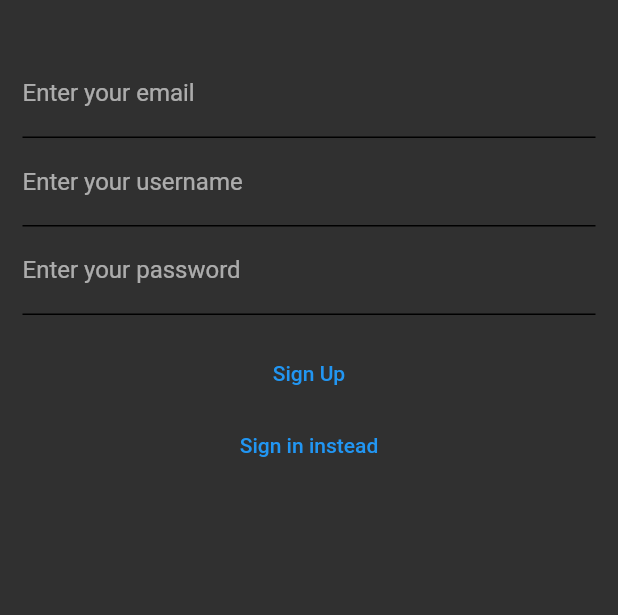
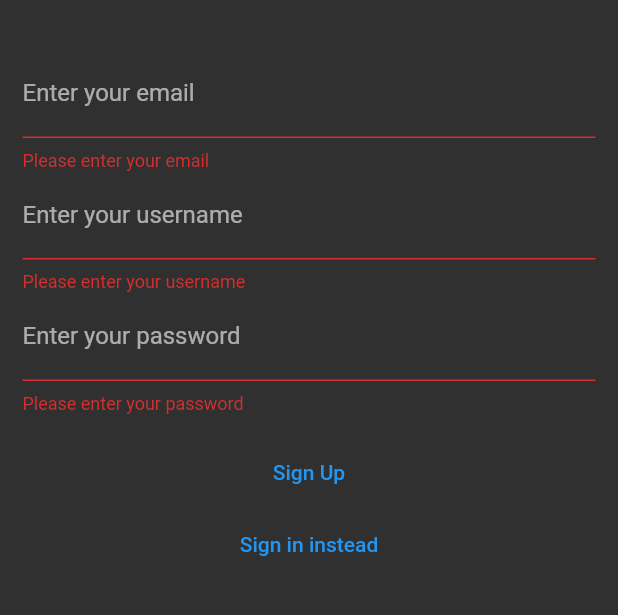
Before and after one commit to Bondidos/social_media_app, a Flutter app: the screen it shows after launch, after a tap on "Sign Up", on a phone screen of 412 x 824 dp, the part 129-744 px from its top. Run offline on Flutter 3.47's test engine with Material 2 defaults, Android fonts, the phone set to English and light mode, and no system bars; our stand-ins replace bloc, cloud_firestore, equatable, firebase_auth, firebase_core, flutter_bloc; accounts and stored records are empty.

Commit message:
signIn & singUp

```diff
--- a/lib/bloc/auth_cubit.dart
+++ b/lib/bloc/auth_cubit.dart
@@ -20,8 +20,10 @@ class AuthCubit extends Cubit<AuthState> {
       await auth.signInWithEmailAndPassword(email: email, password: password);
       emit(const AuthSingedIn());
     } on FirebaseAuthException catch (e) {
-      if (e.code == 'invalid-action-code') {
-        emit(const AuthFailure(errorMessage: 'The code is invalid.'));
+      if (e.code == 'user-not-found') {
+        emit(const AuthFailure(errorMessage: 'No user found for that email.'));
+      } else if (e.code == 'wrong-password') {
+        emit(const AuthFailure(errorMessage: 'Wrong password provided for that user.'));
       }
     } catch (error) {
       emit(const AuthFailure(errorMessage: "An error has occurred"));
@@ -46,17 +48,16 @@ class AuthCubit extends Cubit<AuthState> {
         "userName" : username,
         "email" : email,
       });
-
-
       emit(const AuthSingedUp());
     } on FirebaseAuthException catch (e) {
       if (e.code == 'weak-password') {
-        print('The password provided is too weak.');
+        emit(const AuthFailure(errorMessage: 'The password provided is too weak.'));
       } else if (e.code == 'email-already-in-use') {
-        print('The account already exists for that email.');
+        emit(const AuthFailure(errorMessage: 'The account already exists for that email.'));
       }
     } catch (e) {
-      print(e);
+      emit(const AuthFailure(errorMessage: "An error has occurred"));
+
     }
   }
 }
--- a/lib/main.dart
+++ b/lib/main.dart
@@ -1,5 +1,8 @@
 import 'package:firebase_core/firebase_core.dart';
 import 'package:flutter/material.dart';
+import 'package:flutter_bloc/flutter_bloc.dart';
+import 'package:social_media_app/bloc/auth_cubit.dart';
+import 'package:social_media_app/pages/post_screen.dart';
 import 'package:social_media_app/pages/sign_in_screen.dart';
 
 import 'pages/sign_up_screen.dart';
@@ -16,13 +19,17 @@ class MyApp extends StatelessWidget {
   // This widget is the root of your application.
   @override
   Widget build(BuildContext context) {
-    return MaterialApp(
-      routes: {
-        SignInScreen.id : (ctx) => SignInScreen(),
-        SignUpScreen.id : (ctx) => SignUpScreen()
-      },
-      theme: ThemeData.dark(),
-      initialRoute: SignUpScreen.id,
+    return BlocProvider<AuthCubit>(
+      create: (ctx) =>  AuthCubit(),
+      child: MaterialApp(
+        routes: {
+          SignInScreen.id : (ctx) => const SignInScreen(),
+          SignUpScreen.id : (ctx) => const SignUpScreen(),
+          PostScreen.id : (ctx) => const PostScreen(),
+        },
+        theme: ThemeData.dark(),
+        initialRoute: SignUpScreen.id,
+      ),
     );
   }
 }
--- a/lib/pages/post_screen.dart
+++ b/lib/pages/post_screen.dart
@@ -2,6 +2,7 @@ import 'package:flutter/material.dart';
 
 class PostScreen extends StatefulWidget {
   const PostScreen({Key? key}) : super(key: key);
+  static const String id = "posts_screen";
 
   @override
   State<PostScreen> createState() => _PostScreenState();
--- a/lib/pages/sign_up_screen.dart
+++ b/lib/pages/sign_up_screen.dart
@@ -1,5 +1,9 @@
 import 'package:flutter/material.dart';
+import 'package:flutter_bloc/flutter_bloc.dart';
+import 'package:social_media_app/pages/post_screen.dart';
 import 'package:social_media_app/pages/sign_in_screen.dart';
+
+import '../bloc/auth_cubit.dart';
 
 class SignUpScreen extends StatefulWidget {
   const SignUpScreen({Key? key}) : super(key: key);
@@ -20,6 +24,18 @@ class _SignUpScreenState extends State<SignUpScreen> {
   late final FocusNode _passwordFocusNode;
   late final FocusNode _userNameFocusNode;
 
+  void _submit(BuildContext context) {
+    FocusScope.of(context).unfocus();
+    if (!_formKey.currentState!.validate()) {
+      //invalid
+      return;
+    }
+    _formKey.currentState!.save();
+    context
+        .read<AuthCubit>()
+        .signUp(email: _email, password: _password, username: _userName);
+  }
+
   @override
   void initState() {
     _passwordFocusNode = FocusNode();
@@ -37,7 +53,24 @@ class _SignUpScreenState extends State<SignUpScreen> {
   @override
   Widget build(BuildContext context) {
     return Scaffold(
-      body: SafeArea(
+      body: BlocConsumer<AuthCubit, AuthState>(
+          listener: (prevState, currentState) {
+        if (currentState is AuthSingedUp) {
+          Navigator.of(context).pushReplacementNamed(PostScreen.id);
+        }
+        if (currentState is AuthFailure) {
+          ScaffoldMessenger.of(context).showSnackBar(SnackBar(
+            content: Text(currentState.errorMessage),
+            duration: const Duration(seconds: 2),
+          ));
+        }
+      }, builder: (context, state) {
+        if (state is AuthLoading) {
+          return const Center(
+            child: CircularProgressIndicator(),
+          );
+        }
+        return SafeArea(
           child: Form(
             key: _formKey,
             child: Padding(
@@ -66,14 +99,14 @@ class _SignUpScreenState extends State<SignUpScreen> {
                         labelText: "Enter your email",
                       ),
                       textInputAction: TextInputAction.next,
-                    onFieldSubmitted: (_){
+                      onFieldSubmitted: (_) {
                         FocusScope.of(context).requestFocus(_userNameFocusNode);
                       },
-                    onSaved: (value){
+                      onSaved: (value) {
                         _email = value!.trim();
                       },
-                    validator: (value){
-                      if(value!.isEmpty){
+                      validator: (value) {
+                        if (value!.isEmpty) {
                           return "Please enter your email";
                         }
                         return null;
@@ -89,14 +122,14 @@ class _SignUpScreenState extends State<SignUpScreen> {
                         labelText: "Enter your username",
                       ),
                       textInputAction: TextInputAction.next,
-                    onFieldSubmitted: (_){
+                      onFieldSubmitted: (_) {
                         FocusScope.of(context).requestFocus(_passwordFocusNode);
                       },
-                    onSaved: (value){
+                      onSaved: (value) {
                         _userName = value!.trim();
                       },
-                    validator: (value){
-                      if(value!.isEmpty){
+                      validator: (value) {
+                        if (value!.isEmpty) {
                           return "Please enter your username";
                         }
                         return null;
@@ -113,17 +146,17 @@ class _SignUpScreenState extends State<SignUpScreen> {
                       ),
                       obscureText: true,
                       textInputAction: TextInputAction.next,
-                    onFieldSubmitted: (_){
-                      //todo submit form
+                      onFieldSubmitted: (_) {
+                        _submit(context);
                       },
-                    onSaved: (value){
+                      onSaved: (value) {
                         _password = value!.trim();
                       },
-                    validator: (value){
-                      if(value!.isEmpty){
+                      validator: (value) {
+                        if (value!.isEmpty) {
                           return "Please enter your password";
                         }
-                      if(value.length < 5){
+                        if (value.length < 5) {
                           return "Please enter your password";
                         }
                         return null;
@@ -134,14 +167,14 @@ class _SignUpScreenState extends State<SignUpScreen> {
                     ),
                     TextButton(
                       onPressed: () {
-                      //todo submit form
-
+                        _submit(context);
                       },
                       child: const Text("Sign Up"),
                     ),
                     TextButton(
                       onPressed: () {
-                      Navigator.of(context).pushReplacementNamed(SignInScreen.id);
+                        Navigator.of(context)
+                            .pushReplacementNamed(SignInScreen.id);
                       },
                       child: const Text("Sign in instead"),
                     ),
@@ -150,7 +183,8 @@ class _SignUpScreenState extends State<SignUpScreen> {
               ),
             ),
           ),
-      ),
+        );
+      }),
     );
   }
 }
```
Also changed, not shown: lib/pages/sign_in_screen.dart (+46 -16 lines), 1 other file. Lines whose indentation alone changed are shown as unchanged.
